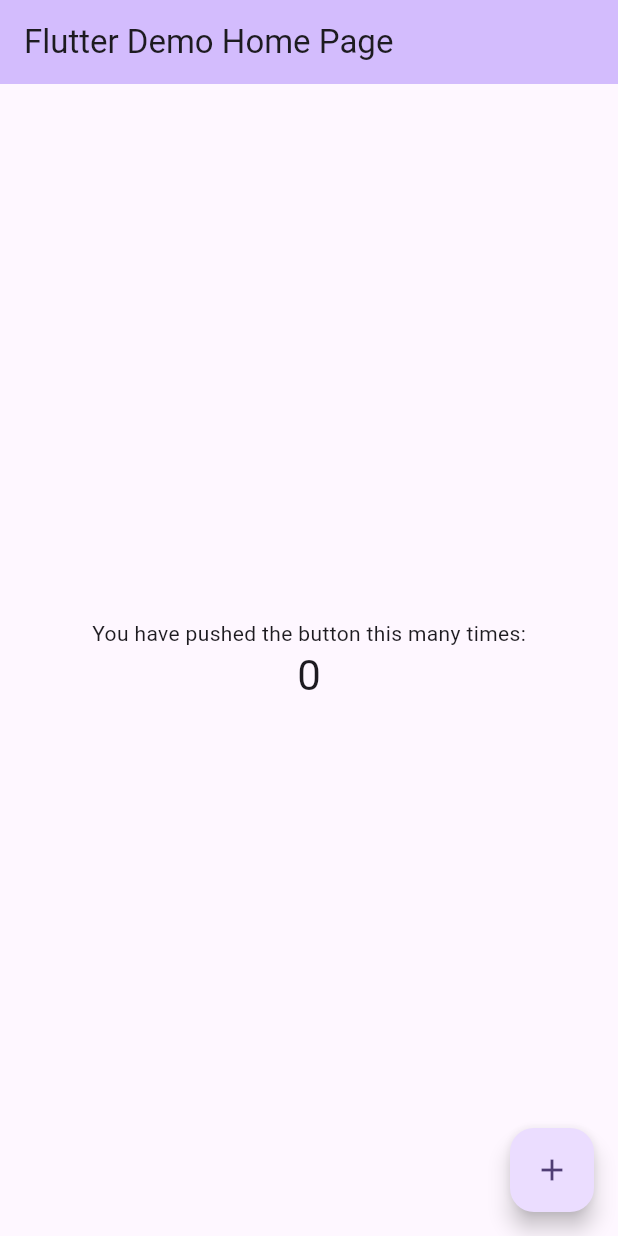
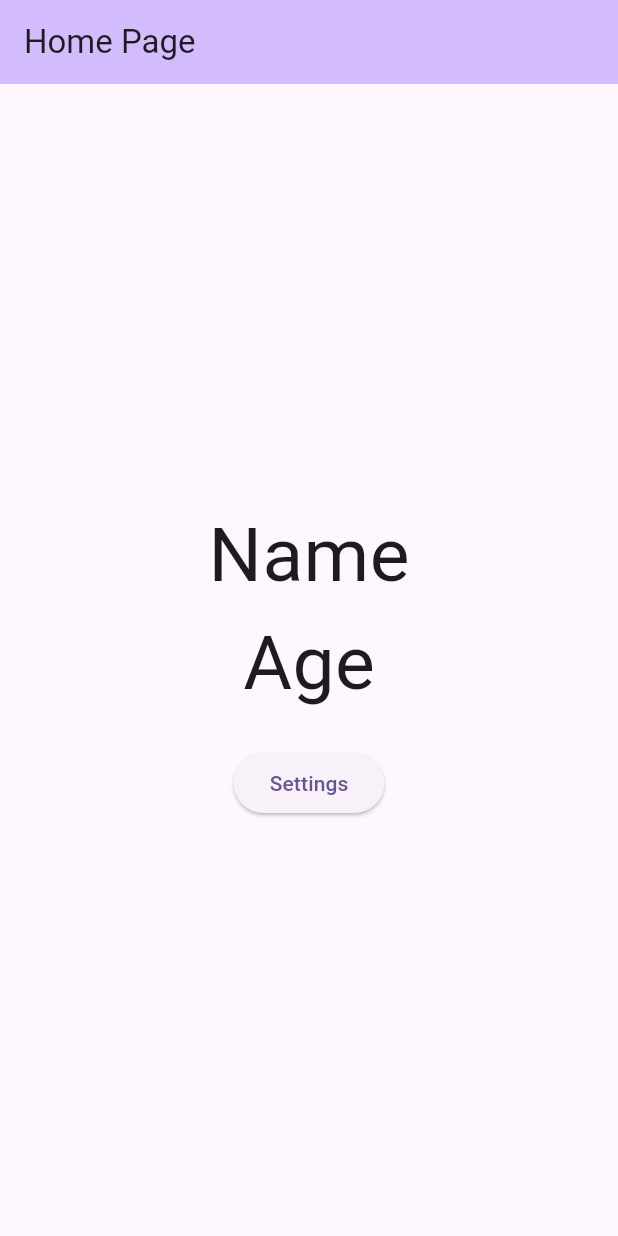
Before and after one commit to thomazrb/flutter_provider_example, a Flutter app: the screen it shows after launch, on a phone screen of 412 x 824 dp. Run offline on Flutter 3.47's test engine with Material 2 defaults, Android fonts, the light colour scheme and no system bars.

Commit message:
example ready to apply provider

```diff
--- a/lib/main.dart
+++ b/lib/main.dart
@@ -1,4 +1,5 @@
 import 'package:flutter/material.dart';
+import 'package:flutter_provider_example/pages/home_page.dart';
 
 void main() {
   runApp(const MyApp());
@@ -7,119 +8,15 @@ void main() {
 class MyApp extends StatelessWidget {
   const MyApp({super.key});
 
-  // This widget is the root of your application.
   @override
   Widget build(BuildContext context) {
     return MaterialApp(
       title: 'Flutter Demo',
       theme: ThemeData(
-        // This is the theme of your application.
-        //
-        // TRY THIS: Try running your application with "flutter run". You'll see
-        // the application has a blue toolbar. Then, without quitting the app,
-        // try changing the seedColor in the colorScheme below to Colors.green
-        // and then invoke "hot reload" (save your changes or press the "hot
-        // reload" button in a Flutter-supported IDE, or press "r" if you used
-        // the command line to start the app).
-        //
-        // Notice that the counter didn't reset back to zero; the application
-        // state is not lost during the reload. To reset the state, use hot
-        // restart instead.
-        //
-        // This works for code too, not just values: Most code changes can be
-        // tested with just a hot reload.
         colorScheme: ColorScheme.fromSeed(seedColor: Colors.deepPurple),
         useMaterial3: true,
       ),
-      home: const MyHomePage(title: 'Flutter Demo Home Page'),
+      home: const HomePage(),
     );
   }
 }
-
-class MyHomePage extends StatefulWidget {
-  const MyHomePage({super.key, required this.title});
-
-  // This widget is the home page of your application. It is stateful, meaning
-  // that it has a State object (defined below) that contains fields that affect
-  // how it looks.
-
-  // This class is the configuration for the state. It holds the values (in this
-  // case the title) provided by the parent (in this case the App widget) and
-  // used by the build method of the State. Fields in a Widget subclass are
-  // always marked "final".
-
-  final String title;
-
-  @override
-  State<MyHomePage> createState() => _MyHomePageState();
-}
-
-class _MyHomePageState extends State<MyHomePage> {
-  int _counter = 0;
-
-  void _incrementCounter() {
-    setState(() {
-      // This call to setState tells the Flutter framework that something has
-      // changed in this State, which causes it to rerun the build method below
-      // so that the display can reflect the updated values. If we changed
-      // _counter without calling setState(), then the build method would not be
-      // called again, and so nothing would appear to happen.
-      _counter++;
-    });
-  }
-
-  @override
-  Widget build(BuildContext context) {
-    // This method is rerun every time setState is called, for instance as done
-    // by the _incrementCounter method above.
-    //
-    // The Flutter framework has been optimized to make rerunning build methods
-    // fast, so that you can just rebuild anything that needs updating rather
-    // than having to individually change instances of widgets.
-    return Scaffold(
-      appBar: AppBar(
-        // TRY THIS: Try changing the color here to a specific color (to
-        // Colors.amber, perhaps?) and trigger a hot reload to see the AppBar
-        // change color while the other colors stay the same.
-        backgroundColor: Theme.of(context).colorScheme.inversePrimary,
-        // Here we take the value from the MyHomePage object that was created by
-        // the App.build method, and use it to set our appbar title.
-        title: Text(widget.title),
-      ),
-      body: Center(
-        // Center is a layout widget. It takes a single child and positions it
-        // in the middle of the parent.
-        child: Column(
-          // Column is also a layout widget. It takes a list of children and
-          // arranges them vertically. By default, it sizes itself to fit its
-          // children horizontally, and tries to be as tall as its parent.
-          //
-          // Column has various properties to control how it sizes itself and
-          // how it positions its children. Here we use mainAxisAlignment to
-          // center the children vertically; the main axis here is the vertical
-          // axis because Columns are vertical (the cross axis would be
-          // horizontal).
-          //
-          // TRY THIS: Invoke "debug painting" (choose the "Toggle Debug Paint"
-          // action in the IDE, or press "p" in the console), to see the
-          // wireframe for each widget.
-          mainAxisAlignment: MainAxisAlignment.center,
-          children: <Widget>[
-            const Text(
-              'You have pushed the button this many times:',
-            ),
-            Text(
-              '$_counter',
-              style: Theme.of(context).textTheme.headlineMedium,
-            ),
-          ],
-        ),
-      ),
-      floatingActionButton: FloatingActionButton(
-        onPressed: _incrementCounter,
-        tooltip: 'Increment',
-        child: const Icon(Icons.add),
-      ), // This trailing comma makes auto-formatting nicer for build methods.
-    );
-  }
-}
--- /dev/null
+++ b/lib/pages/home_page.dart
@@ -0,0 +1,42 @@
+import 'package:flutter/material.dart';
+import 'package:flutter_provider_example/pages/settings_page.dart';
+
+class HomePage extends StatelessWidget {
+  const HomePage({super.key});
+
+  @override
+  Widget build(BuildContext context) {
+    return Scaffold(
+      appBar: AppBar(
+        title: const Text('Home Page'),
+        backgroundColor: Theme.of(context).colorScheme.inversePrimary,
+      ),
+      body: Center(
+          child: Column(
+        mainAxisAlignment: MainAxisAlignment.center,
+        children: [
+          const Text(
+            'Name',
+            style: TextStyle(fontSize: 50),
+          ),
+          const Text(
+            'Age',
+            style: TextStyle(fontSize: 50),
+          ),
+          const SizedBox(height: 20),
+          ElevatedButton(
+            onPressed: () {
+              Navigator.push(
+                context,
+                MaterialPageRoute(
+                  builder: (context) => SettingsPage(),
+                ),
+              );
+            },
+            child: const Text('Settings'),
+          )
+        ],
+      )),
+    );
+  }
+}
```
Also changed, not shown: lib/pages/settings_page.dart (added, +74 -0 lines).
